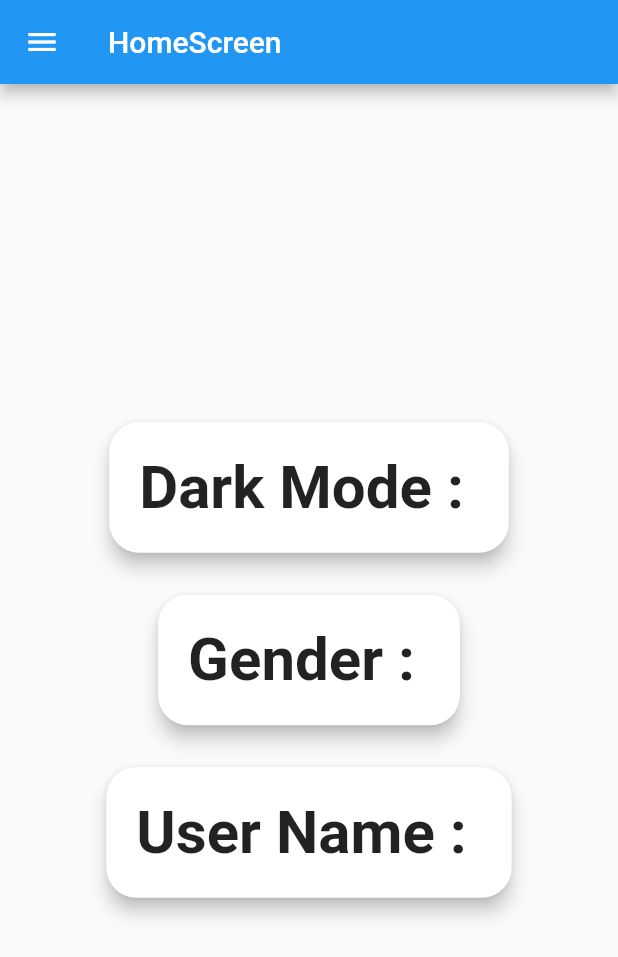
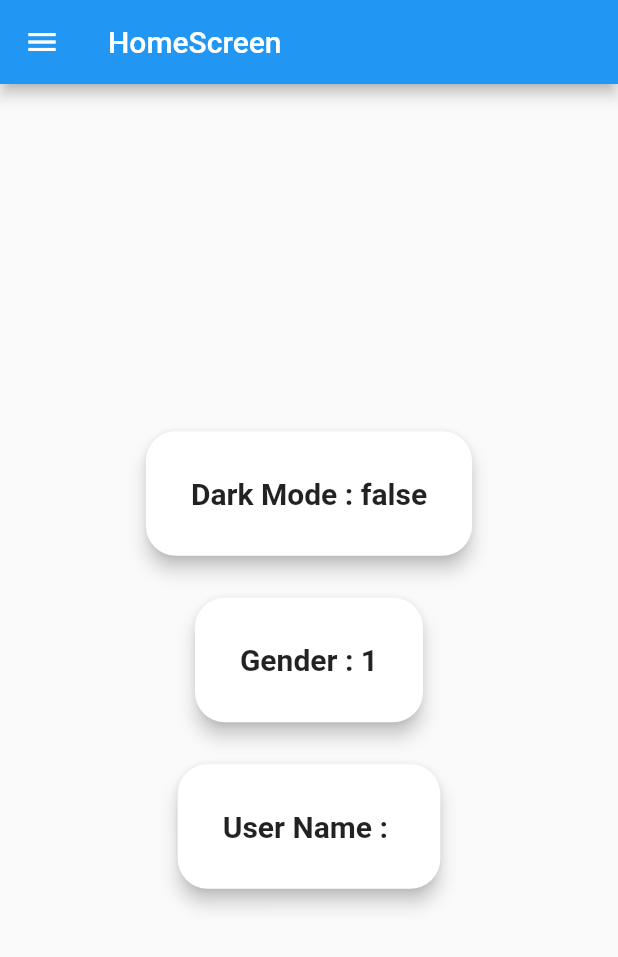
Before and after one commit to juanfranciscocis/User_Preferences, a Flutter app: the screen it shows after launch, on a phone screen of 412 x 824 dp. Shown: the top 957 px of the screen. Run offline on Flutter 3.47's test engine with Material 2 defaults, Android fonts, the phone set to English and light mode, and no system bars; our stand-ins replace shared_preferences.

Commit message:
USER PREFERENCES WORKING AND SHOWING

```diff
--- a/lib/main.dart
+++ b/lib/main.dart
@@ -6,7 +6,6 @@ import 'screens/screens.dart';
 void main() async{
 
   WidgetsFlutterBinding.ensureInitialized();
-
   await Preferences.init();
 
   runApp(const MyApp());
@@ -23,7 +22,7 @@ class MyApp extends StatelessWidget{
       debugShowCheckedModeBanner: false,
       title: 'User Preferences',
       initialRoute: '/home',
-      theme: ThemeData.light(),
+      theme: Preferences.isDarkMode ? ThemeData.dark() : ThemeData.light(),
       routes: {
         '/home': (BuildContext context) => HomeScreen(),
         '/settings': (BuildContext context) => SettingsScreen(),
--- a/lib/screens/home_screen.dart
+++ b/lib/screens/home_screen.dart
@@ -1,4 +1,5 @@
 import 'package:flutter/material.dart';
+import 'package:user_preferences/share_preferences/preferences.dart';
 
 import '../widgets/widgets.dart';
 
@@ -14,15 +15,16 @@ class HomeScreen extends StatelessWidget{
       drawer: SideMenuWidget(), //Drawer is a widget that is used to display a navigation menu.
       body: Center(
         child: Container(
+          padding: EdgeInsets.all(15),
           child: Column(
             mainAxisAlignment: MainAxisAlignment.center,
             crossAxisAlignment: CrossAxisAlignment.center,
             children: [
-              _Content(title: 'Dark Mode', state : ''),
+              _Content(title: 'Dark Mode', state : Preferences.isDarkMode.toString()),
               SizedBox(height: 20),
-              _Content(title: 'Gender', state : ''),
+              _Content(title: 'Gender', state : Preferences.gender.toString()),
               SizedBox(height: 20),
-              _Content(title: 'User Name', state : ''),
+              _Content(title: 'User Name', state : Preferences.name),
             ],
           ),
         ),
@@ -42,17 +44,19 @@ class _Content extends StatelessWidget {
 
   @override
   Widget build(BuildContext context) {
-    return Card(
+    return Flexible(
+      child: Card(
         //ROUND CORNERS
         shape: RoundedRectangleBorder(
           borderRadius: BorderRadius.circular(20.0),
         ),
         elevation: 5,
         child:Container(
-        padding: EdgeInsets.all(20),
-          child: Text('${this.title} : ${this.state}', style: TextStyle(fontSize: 40, fontWeight: FontWeight.bold),)
+          padding: EdgeInsets.all(30),
+            child: Text('${this.title} : ${this.state}', style: TextStyle(fontSize: 20, fontWeight: FontWeight.bold),maxLines: 2, overflow: TextOverflow.ellipsis,),
         ),
 
+      ),
     );
   }
 }
--- a/lib/share_preferences/preferences.dart
+++ b/lib/share_preferences/preferences.dart
@@ -23,21 +23,30 @@ class Preferences {
     _prefs = value;
   }
 
-  static String get name => _name;
+  static String get name{
+    return _prefs.getString('name') ?? _name;
+  }
 
   static set name(String value) {
     _name = value;
+    _prefs.setString('name', value);
   }
 
-  static int get gender => _gender;
+  static int get gender{
+    return _prefs.getInt('gender') ?? _gender;
+  }
 
   static set gender(int value) {
     _gender = value;
+    _prefs.setInt('gender', value);
   }
 
-  static bool get isDarkMode => _isDarkMode;
+  static bool get isDarkMode{
+   return _prefs.getBool('isDarkMode') ?? _isDarkMode;
+  }
 
   static set isDarkMode(bool value) {
     _isDarkMode = value;
+    _prefs.setBool('isDarkMode', value);
   }
 }
```
Also changed, not shown: lib/screens/settings_screen.dart (+14 -14 lines). Lines whose indentation alone changed are shown as unchanged.
